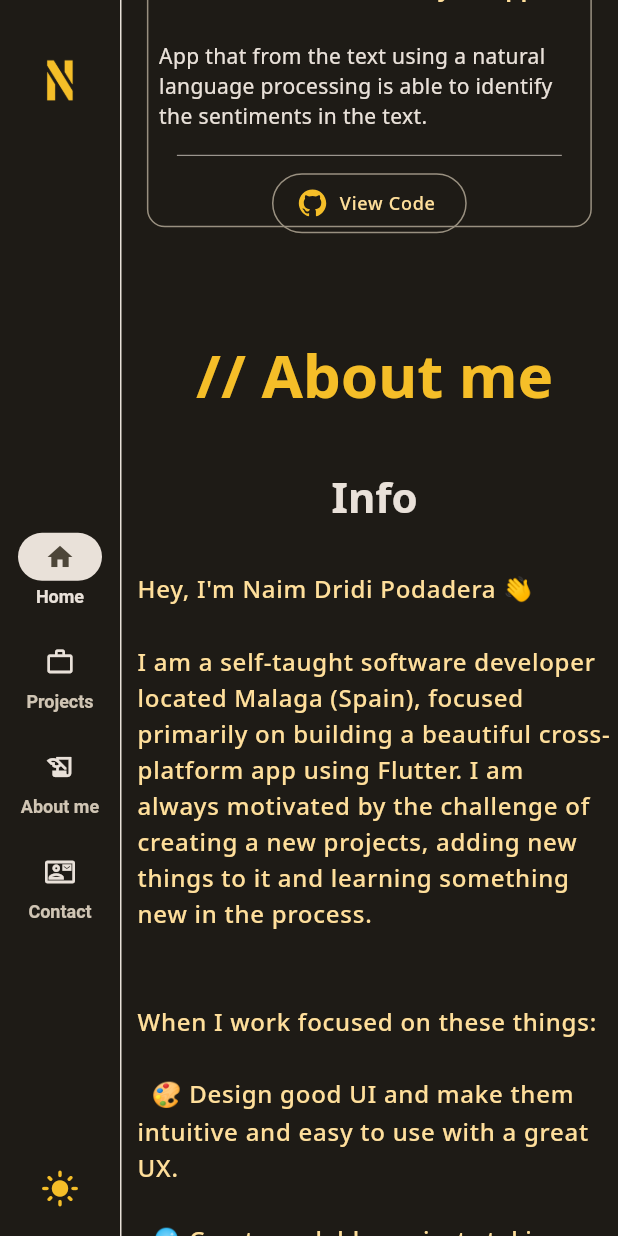
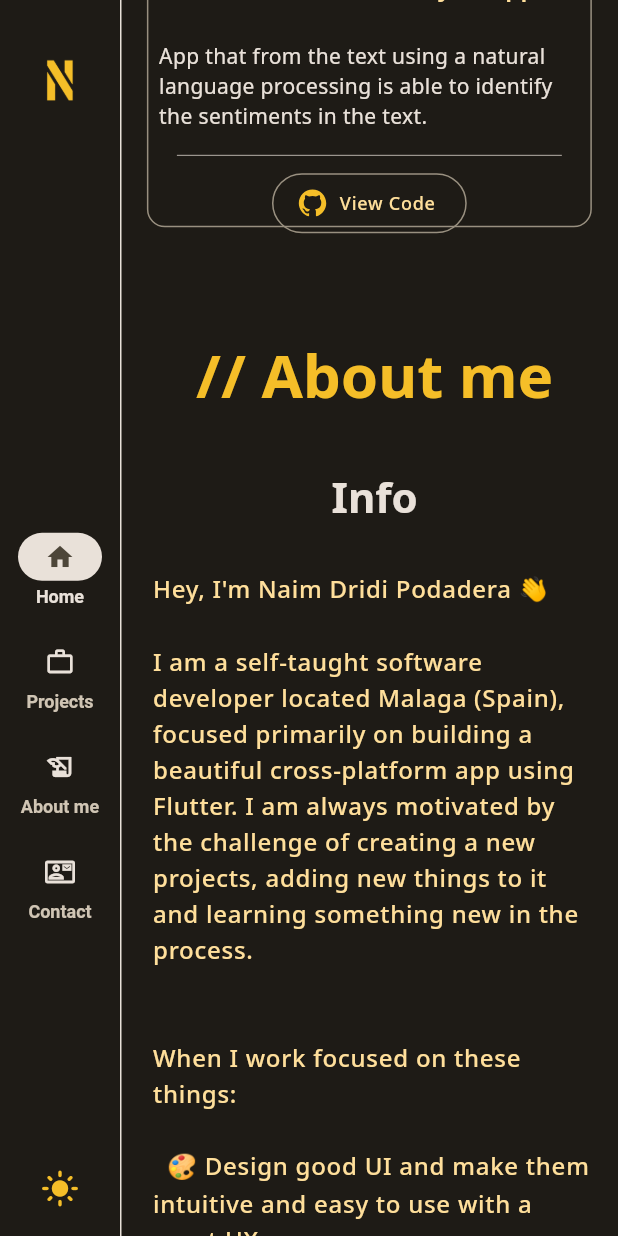
Before and after one commit to Steinspass/Portfolio-v2, a Flutter app: the screen it shows after launch, scrolled down 2880 dp, on a phone screen of 412 x 824 dp. Run offline on Flutter 3.47's test engine with Material 2 defaults, Android fonts, the light colour scheme and no system bars; drawn by our look-alikes of scroll_to_index; our stand-ins replace animate_do, google_fonts, icons_plus, responsive_sizer; missing offline and left inert: hovering, mailto.

Commit message:
fixed bug in mobile version

```diff
--- a/lib/pages/about_page.dart
+++ b/lib/pages/about_page.dart
@@ -258,7 +258,7 @@ class _AboutMePageMobileState extends State<AboutMePageMobile> {
   @override
   Widget build(BuildContext context) {
     return SizedBox(
-      height: 180.h,
+      height: 200.h,
       width: 100.w,
       child: Column(
         mainAxisAlignment: MainAxisAlignment.center,
@@ -266,12 +266,12 @@ class _AboutMePageMobileState extends State<AboutMePageMobile> {
           SizedBox(height: 2.h,),
           TextWidget(isSelectable: true, text: '// About me', padding: null, textStyle: Theme.of(context).textTheme.displayMedium,),
           SizedBox(height: 5.h,),
-          Expanded(child: Column(
+          Expanded( child: Column(
             children:[
             TextWidget(isSelectable: true, text: 'Info', padding: null, textStyle: Theme.of(context).textTheme.displaySmall,),
             SizedBox(height: 4.h,),
             SizedBox(
-              width: 80.w,
+              width: 75.w,
               child: TextWidget(
               isSelectable: true,
               text: labelAboutMe,
@@ -279,7 +279,8 @@ class _AboutMePageMobileState extends State<AboutMePageMobile> {
             ),
             ]
           )),
-          Expanded(child: Column(
+
+          Expanded( child: Column(
             children:[
               TextWidget(isSelectable: true, text: 'Tech', padding: null, textStyle: Theme.of(context).textTheme.displaySmall,),
               SizedBox(height: 4.h,),
--- a/lib/pages/projects_page.dart
+++ b/lib/pages/projects_page.dart
@@ -67,7 +67,7 @@ class _ProjectsPageDesktopState extends State<ProjectsPageDesktop> {
               mainAxisAlignment: MainAxisAlignment.center,
               children: [
                 // SizedBox(width: 3.w,),
-                CardSmallProjectWidget(description: labelSmallProject1, title: 'Portfolio v2', onTap: (){launchUrlString("");} ),
+                CardSmallProjectWidget(description: labelSmallProject1, title: 'Portfolio v2', onTap: (){launchUrlString("https://github.com/Steinspass/Portfolio-v2");} ),
                 CardSmallProjectWidget(description:labelSmallProject2, title: 'Flask Neuronal Network API', onTap: (){launchUrlString("https://github.com/Steinspass/flask_neural_network_api");} ),
                 CardSmallProjectWidget(description:labelSmallProject3, title: 'Sketch Generator App', onTap: (){launchUrlString("https://github.com/Steinspass/sketch_generator_shoes_app");} ),
                 CardSmallProjectWidget(description:labelSmallProject4, title: 'Text Sentiment Analysis App', onTap: (){launchUrlString("https://github.com/Steinspass/sentiment_analysis_app");} ),
@@ -127,7 +127,7 @@ class _ProjectsPageTabletState extends State<ProjectsPageTablet> {
                   child: Row(
                     children: [
                       SizedBox(width: 4.w,),
-                      Expanded(child: CardSmallProjectWidget(width: 35.w, height: 35.h, description:labelSmallProject1 ,title: 'Portfolio v2', onTap: (){launchUrlString("");} )),
+                      Expanded(child: CardSmallProjectWidget(width: 35.w, height: 35.h, description:labelSmallProject1 ,title: 'Portfolio v2', onTap: (){launchUrlString("https://github.com/Steinspass/Portfolio-v2");} )),
                       Expanded(child: CardSmallProjectWidget(width: 35.w, height: 35.h, description:labelSmallProject2 ,title: 'Flask Neuronal Network API', onTap: (){launchUrlString("https://github.com/Steinspass/flask_neural_network_api");} )),
                       SizedBox(width: 4.w,),
                     ],
@@ -195,10 +195,10 @@ class _ProjectsPageMobileState extends State<ProjectsPageMobile> {
               children: [
                 // SizedBox(width: 1.h,),
                 // SizedBox(width: 4.w,),
-                Expanded(child: CardSmallProjectWidget(width: 72.w, height: 20.h, description:labelSmallProject1, title: 'Portfolio v2', onTap: (){launchUrlString("");} )),
-                Expanded(child: CardSmallProjectWidget(width: 72.w, height: 20.h, description:labelSmallProject2, title: 'Flask Neuronal Network API', onTap: (){launchUrlString("https://github.com/Steinspass/flask_neural_network_api");} )),
-                Expanded(child: CardSmallProjectWidget(width: 72.w, height: 20.h, description:labelSmallProject3, title: 'Sketch Generator App', onTap: (){launchUrlString("https://github.com/Steinspass/sketch_generator_shoes_app");} )),
-                Expanded(child: CardSmallProjectWidget(width: 72.w, height: 20.h, description:labelSmallProject4, title: 'Text Sentiment Analysis App', onTap: (){launchUrlString("https://github.com/Steinspass/sentiment_analysis_app");} )),
+                Expanded(child: CardSmallProjectWidget(width: 72.w, height: 24.h, description:labelSmallProject1, title: 'Portfolio v2', onTap: (){launchUrlString("https://github.com/Steinspass/Portfolio-v2");} )),
+                Expanded(child: CardSmallProjectWidget(width: 72.w, height: 24.h, description:labelSmallProject2, title: 'Flask Neuronal Network API', onTap: (){launchUrlString("https://github.com/Steinspass/flask_neural_network_api");} )),
+                Expanded(child: CardSmallProjectWidget(width: 72.w, height: 24.h, description:labelSmallProject3, title: 'Sketch Generator App', onTap: (){launchUrlString("https://github.com/Steinspass/sketch_generator_shoes_app");} )),
+                Expanded(child: CardSmallProjectWidget(width: 72.w, height: 24.h, description:labelSmallProject4, title: 'Text Sentiment Analysis App', onTap: (){launchUrlString("https://github.com/Steinspass/sentiment_analysis_app");} )),
                 SizedBox(height: 3.h,),
               ],
           )),
@@ -243,7 +243,7 @@ final List<Widget> weMakerKeys = [
 
 
 const String labelSmallProject1 = "Second version of my portfolio using custom minimalistic Material 3 for theme.";
-const String labelSmallProject2 = "Python using Flask, neural network model based on the pix2pix model, returning a realistic image from a sketch.";
+const String labelSmallProject2 = "Python using Flask, neural network model based on the pix2pix model.";
 const String labelSmallProject3 = "App where you can draw a sketch and calling an API with a pix2pix model is capable of returning a realistic image.";
 const String labelSmallProject4 = "App that from the text using a natural language processing is able to identify the sentiments in the text.";
 
--- a/lib/widgets/card_big_projects_widget.dart
+++ b/lib/widgets/card_big_projects_widget.dart
@@ -72,7 +72,7 @@ class _CardBigProjectWidgetState extends State<CardBigProjectWidget> {
             Expanded(
               flex: 4,
               child: widget.isMobile ?? false
-              ? SizedBox( width: 60.w, child: TextWidget(text: widget.description, padding: const EdgeInsets.symmetric( horizontal: 55, vertical: 35 ), textStyle: Theme.of(context).textTheme.bodyMedium, isSelectable: true,))
+              ? SizedBox( width: 70.w, child: TextWidget(text: widget.description, padding: const EdgeInsets.symmetric( horizontal: 5, vertical: 5 ), textStyle: Theme.of(context).textTheme.bodyMedium, isSelectable: true,))
               : SizedBox( width: 60.w, child: TextWidget(text: widget.description, padding: const EdgeInsets.symmetric( horizontal: 75, vertical: 15 ), textStyle: Theme.of(context).textTheme.bodyMedium, isSelectable: true))
             ),
             TextWidget(text: 'Tech', padding: const EdgeInsets.all(4), textStyle: Theme.of(context).textTheme.headlineLarge, isSelectable: true),
@@ -151,7 +151,7 @@ class _CardBigProjectWidgetState extends State<CardBigProjectWidget> {
             Expanded(
               flex: 4,
               child:  widget.isMobile ?? false
-              ? SizedBox( width: 60.w, child: TextWidget(text: widget.description, padding: const EdgeInsets.symmetric( horizontal: 55, vertical: 35 ), textStyle: Theme.of(context).textTheme.bodyMedium, isSelectable: true))
+              ? SizedBox( width: 70.w, child: TextWidget(text: widget.description, padding: const EdgeInsets.symmetric( horizontal: 5, vertical: 5 ), textStyle: Theme.of(context).textTheme.bodyMedium, isSelectable: true))
               : SizedBox( width: 60.w, child: TextWidget(text: widget.description, padding: const EdgeInsets.symmetric( horizontal: 75, vertical: 15 ), textStyle: Theme.of(context).textTheme.bodyMedium, isSelectable: true))
             ),
             TextWidget(text: 'Tech', padding: const EdgeInsets.all(4), textStyle: Theme.of(context).textTheme.headlineLarge, isSelectable: true),
--- a/lib/widgets/card_small_projects_widget.dart
+++ b/lib/widgets/card_small_projects_widget.dart
@@ -38,9 +38,9 @@ class _CardSmallProjectWidgetState extends State<CardSmallProjectWidget> {
         onHover: true,
         widget: Column(
           children: [
-            TextWidget(text: widget.title, padding: const EdgeInsets.all(8), textStyle: Theme.of(context).textTheme.titleMedium, isSelectable: true),
+            TextWidget(text: widget.title, padding: const EdgeInsets.all(6), textStyle: Theme.of(context).textTheme.titleMedium, isSelectable: true),
             SizedBox(height: 1.h,),
-            TextWidget(text: widget.description, padding: const EdgeInsets.all(8), textStyle: Theme.of(context).textTheme.bodyMedium, isSelectable: true),
+            TextWidget(text: widget.description, padding: const EdgeInsets.all(4), textStyle: Theme.of(context).textTheme.bodyMedium, isSelectable: true),
             const Spacer(),
             const Padding(padding: EdgeInsets.only(left: 20, right: 20),child: Divider(thickness: 0.5),),
             IconBorderButtonWidget(icon: BoxIcons.bxl_github, onTap: widget.onTap, text: 'View Code',),
--- a/pubspec.yaml
+++ b/pubspec.yaml
@@ -38,6 +38,7 @@ dependencies:
   responsive_sizer: ^3.1.1
   scroll_to_index: ^3.0.1
   url_launcher: ^6.1.6
+  firebase_core: ^2.7.0
 
 dev_dependencies:
   flutter_lints: ^2.0.0
```
Also changed, not shown: firebase.json (added), pubspec.lock, 5 other files.
